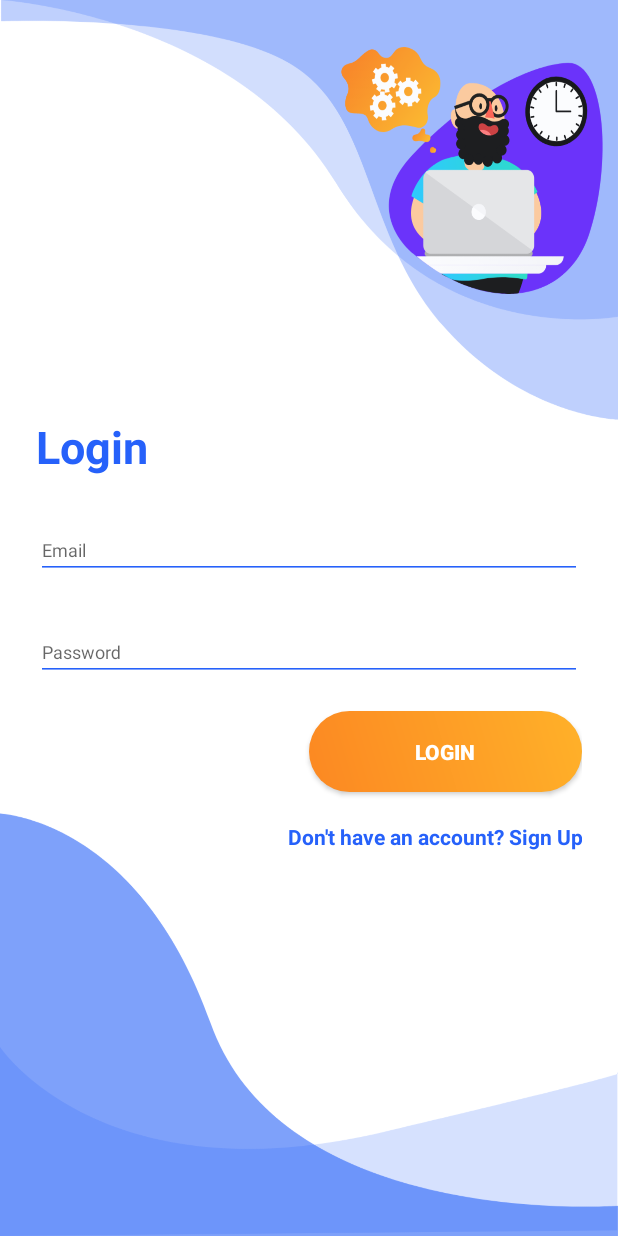
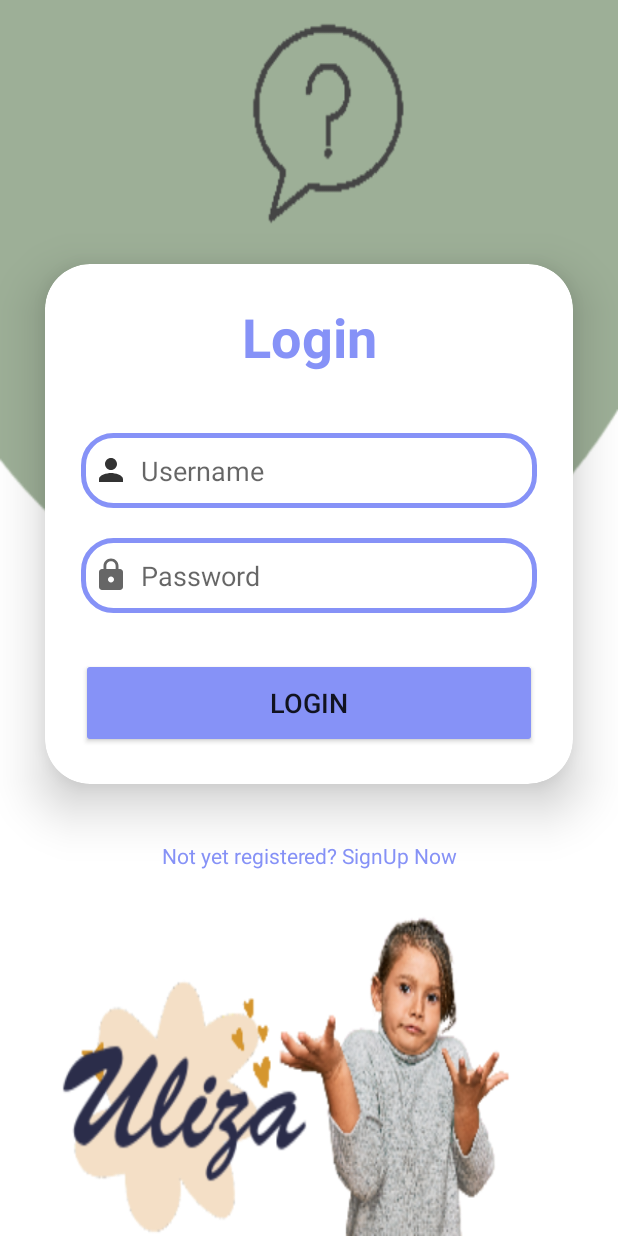
Before and after one commit to developerNkya/uliza, an Android app: the screen it shows after launch (LoginActivity), after a tap on "LOGIN", on a phone screen of 412 x 824 dp. Run offline under Robolectric (Android 15) with nearby library versions, the phone set to English and light mode, and no system bars; our stand-ins replace Firebase (no records; nobody signed in at launch, a user with empty details on screens opened directly); libraries missing offline, so code that uses them is left out: es.dmoral.toasty; 1 statement that could not run was skipped.

Commit message:
20230925 | MODIFIED LOGIN

```diff
--- a/app/src/main/java/com/appsnipp/creativelogindesigns/Dashboard.java
+++ b/app/src/main/java/com/appsnipp/creativelogindesigns/Dashboard.java
@@ -3,12 +3,17 @@ package com.appsnipp.creativelogindesigns;
 import androidx.appcompat.app.AppCompatActivity;
 
 import android.os.Bundle;
+import android.view.Window;
+import android.view.WindowManager;
 
 public class Dashboard extends AppCompatActivity {
 
     @Override
     protected void onCreate(Bundle savedInstanceState) {
         super.onCreate(savedInstanceState);
+        requestWindowFeature(Window.FEATURE_NO_TITLE);//will hide the title
+        this.getWindow().setFlags(WindowManager.LayoutParams.FLAG_FULLSCREEN,
+                WindowManager.LayoutParams.FLAG_FULLSCREEN); //show the activity in full screen
         setContentView(R.layout.activity_dashboard);
     }
 }
--- a/app/src/main/java/com/appsnipp/creativelogindesigns/LoginActivity.java
+++ b/app/src/main/java/com/appsnipp/creativelogindesigns/LoginActivity.java
@@ -7,8 +7,11 @@ import androidx.appcompat.app.AppCompatActivity;
 
 import android.content.Intent;
 import android.os.Bundle;
+import android.os.Handler;
 import android.util.Log;
 import android.view.View;
+import android.view.Window;
+import android.view.WindowManager;
 import android.widget.Button;
 import android.widget.EditText;
 import android.widget.TextView;
@@ -20,39 +23,117 @@ import com.google.firebase.auth.AuthResult;
 import com.google.firebase.auth.FirebaseAuth;
 import com.google.firebase.auth.FirebaseUser;
 
+import es.dmoral.toasty.Toasty;
+
+//public class LoginActivity extends AppCompatActivity {
+//
+//    private FirebaseAuth mAuth;
+//
+//    @Override
+//    protected void onCreate(Bundle savedInstanceState) {
+//        super.onCreate(savedInstanceState);
+//        requestWindowFeature(Window.FEATURE_NO_TITLE);//will hide the title
+//        this.getWindow().setFlags(WindowManager.LayoutParams.FLAG_FULLSCREEN,
+//                WindowManager.LayoutParams.FLAG_FULLSCREEN); //show the activity in full screen
+//
+////        setContentView(R.layout.activity_login);
+//        setContentView(R.layout.activity_login);
+//
+//        mAuth = FirebaseAuth.getInstance();
+//
+//
+////        getting the values::
+////        TextView email = (TextView) findViewById(R.id.editTextEmail);
+////        TextView password = (TextView) findViewById(R.id.editTextPassword);
+//        TextView navSignup = (TextView) findViewById(R.id.move_to_signup);
+//
+//
+//        //The values:
+//        EditText emailEditText = (EditText) findViewById(R.id.editTextEmail);
+//        EditText passwordEditText = (EditText) findViewById(R.id.editTextPassword);
+//
+//
+//        //Setting onclick listener for login button::
+//        Button button = (Button)findViewById(R.id.cirLoginButton);
+//        button.setOnClickListener(new View.OnClickListener(){
+//
+//            //implementing login functionality::
+//
+//            @Override
+//            public void onClick(View view) {
+//
+//                mAuth.signInWithEmailAndPassword(emailEditText.getText().toString(), passwordEditText.getText().toString())
+//                        .addOnCompleteListener(LoginActivity.this, new OnCompleteListener<AuthResult>() {
+//                            @Override
+//                            public void onComplete(@NonNull Task<AuthResult> task) {
+//                                if (task.isSuccessful()) {
+//                                    // Sign in success, update UI with the signed-in user's information
+//                                    Log.d(TAG, "signInWithEmail:success");
+//                                    FirebaseUser user = mAuth.getCurrentUser();
+//                                    Toast.makeText(LoginActivity.this, "Login Succesfull.",
+//                                            Toast.LENGTH_SHORT).show();
+//
+//                                    Intent intent = new Intent(getApplicationContext(), Dashboard.class);
+//                                    startActivity(intent);
+//
+////                                    updateUI(user);
+//                                } else {
+//                                    // If sign in fails, display a message to the user.
+//                                    Log.w(TAG, "signInWithEmail:failure", task.getException());
+//                                    Toast.makeText(LoginActivity.this, "Authentication failed.",
+//                                            Toast.LENGTH_SHORT).show();
+////                                    updateUI(null);
+//                                }
+//                            }
+//                        });
+//
+//            }
+//        });
+//
+//        //Handle movement to register Page::
+//        navSignup.setOnClickListener(new View.OnClickListener() {
+//            @Override
+//            public void onClick(View view) {
+//                // Start the SignUpActivity
+//                Intent intent = new Intent(getApplicationContext(), SignUpActivity.class);
+//                startActivity(intent);
+//            }
+//        });
+//
+//    }
+//}
+
+
+
+
 public class LoginActivity extends AppCompatActivity {
 
     private FirebaseAuth mAuth;
 
+    EditText username;
+    EditText password;
+    Button loginButton;
+
+
     @Override
     protected void onCreate(Bundle savedInstanceState) {
         super.onCreate(savedInstanceState);
-//        setContentView(R.layout.activity_login);
-        setContentView(R.layout.activity_login);
+                requestWindowFeature(Window.FEATURE_NO_TITLE);//will hide the title
+        this.getWindow().setFlags(WindowManager.LayoutParams.FLAG_FULLSCREEN,
+                WindowManager.LayoutParams.FLAG_FULLSCREEN); //show the activity in full screen
+        setContentView(R.layout.layout_login);
 
         mAuth = FirebaseAuth.getInstance();
 
+        username = findViewById(R.id.username);
+        password = findViewById(R.id.password);
+        loginButton = findViewById(R.id.loginButton);
 
-//        getting the values::
-//        TextView email = (TextView) findViewById(R.id.editTextEmail);
-//        TextView password = (TextView) findViewById(R.id.editTextPassword);
-        TextView navSignup = (TextView) findViewById(R.id.move_to_signup);
-
-
-        //The values:
-        EditText emailEditText = (EditText) findViewById(R.id.editTextEmail);
-        EditText passwordEditText = (EditText) findViewById(R.id.editTextPassword);
-
-
-        //Setting onclick listener for login button::
-        Button button = (Button)findViewById(R.id.cirLoginButton);
-        button.setOnClickListener(new View.OnClickListener(){
-
-            //implementing login functionality::
-
+        loginButton.setOnClickListener(new View.OnClickListener() {
             @Override
             public void onClick(View view) {
-                mAuth.signInWithEmailAndPassword(emailEditText.getText().toString(), passwordEditText.getText().toString())
+
+                mAuth.signInWithEmailAndPassword(username.getText().toString(),password.getText().toString())
                         .addOnCompleteListener(LoginActivity.this, new OnCompleteListener<AuthResult>() {
                             @Override
                             public void onComplete(@NonNull Task<AuthResult> task) {
@@ -60,34 +141,28 @@ public class LoginActivity extends AppCompatActivity {
                                     // Sign in success, update UI with the signed-in user's information
                                     Log.d(TAG, "signInWithEmail:success");
                                     FirebaseUser user = mAuth.getCurrentUser();
-                                    Toast.makeText(LoginActivity.this, "Login Succesfull.",
-                                            Toast.LENGTH_SHORT).show();
+                                    Toasty.success(LoginActivity.this, "Login Successful ", Toast.LENGTH_LONG).show();
 
-                                    Intent intent = new Intent(getApplicationContext(), Dashboard.class);
-                                    startActivity(intent);
+                                    // Delay the intent creation and starting for 3 seconds
+                                    new Handler().postDelayed(new Runnable() {
+                                        @Override
+                                        public void run() {
+                                            // Create and start the intent after the delay
+                                            Intent intent = new Intent(getApplicationContext(), Dashboard.class);
+                                            startActivity(intent);
+                                        }
+                                    }, 4000); // 3000 milliseconds (3 seconds)
 
-//                                    updateUI(user);
+//
                                 } else {
                                     // If sign in fails, display a message to the user.
                                     Log.w(TAG, "signInWithEmail:failure", task.getException());
-                                    Toast.makeText(LoginActivity.this, "Authentication failed.",
-                                            Toast.LENGTH_SHORT).show();
-//                                    updateUI(null);
+                                    Toasty.error(LoginActivity.this, "Login Failed: " + task.getException().getMessage(), Toast.LENGTH_LONG).show();
                                 }
                             }
                         });
+
             }
         });
-
-        //Handle movement to register Page::
-        navSignup.setOnClickListener(new View.OnClickListener() {
-            @Override
-            public void onClick(View view) {
-                // Start the SignUpActivity
-                Intent intent = new Intent(getApplicationContext(), SignUpActivity.class);
-                startActivity(intent);
-            }
-        });
-
     }
 }
--- /dev/null
+++ b/app/src/main/res/drawable/custom_edittext.xml
@@ -0,0 +1,10 @@
+<?xml version="1.0" encoding="utf-8"?>
+<shape xmlns:android="http://schemas.android.com/apk/res/android"
+    android:shape="rectangle">
+
+    <stroke
+        android:width="3dp"
+        android:color="@color/purple"/>
+    <corners
+        android:radius="20dp"/>
+</shape>
--- /dev/null
+++ b/app/src/main/res/drawable/ic_baseline_lock_24.xml
@@ -0,0 +1,10 @@
+<vector xmlns:android="http://schemas.android.com/apk/res/android"
+    android:width="24dp"
+    android:height="24dp"
+    android:viewportWidth="24"
+    android:viewportHeight="24"
+    android:tint="?attr/colorControlNormal">
+    <path
+        android:fillColor="@android:color/white"
+        android:pathData="M18,8h-1L17,6c0,-2.76 -2.24,-5 -5,-5S7,3.24 7,6v2L6,8c-1.1,0 -2,0.9 -2,2v10c0,1.1 0.9,2 2,2h12c1.1,0 2,-0.9 2,-2L20,10c0,-1.1 -0.9,-2 -2,-2zM12,17c-1.1,0 -2,-0.9 -2,-2s0.9,-2 2,-2 2,0.9 2,2 -0.9,2 -2,2zM15.1,8L8.9,8L8.9,6c0,-1.71 1.39,-3.1 3.1,-3.1 1.71,0 3.1,1.39 3.1,3.1v2z"/>
+</vector>
--- /dev/null
+++ b/app/src/main/res/drawable/ic_baseline_person_24.xml
@@ -0,0 +1,10 @@
+<vector android:height="24dp"
+    android:tint="#333333"
+    android:viewportHeight="24"
+    android:viewportWidth="24"
+    android:width="24dp"
+    xmlns:android="http://schemas.android.com/apk/res/android">
+    <path
+        android:fillColor="@android:color/white"
+        android:pathData="M12,12c2.21,0 4,-1.79 4,-4s-1.79,-4 -4,-4 -4,1.79 -4,4 1.79,4 4,4zM12,14c-2.67,0 -8,1.34 -8,4v2h16v-2c0,-2.66 -5.33,-4 -8,-4z" />
+</vector>
--- a/app/src/main/res/layout/activity_dashboard.xml
+++ b/app/src/main/res/layout/activity_dashboard.xml
@@ -34,11 +34,11 @@
         android:id="@+id/textView"
         android:layout_width="wrap_content"
         android:layout_height="wrap_content"
-        android:layout_marginStart="8dp"
+        android:layout_marginStart="70dp"
         android:layout_marginTop="16dp"
         android:gravity="center_horizontal"
         android:letterSpacing="0.025"
-        android:text="GEEKSFORGEEKS"
+        android:text="ULIZA AI"
         android:textColor="@color/white"
         android:textSize="28sp"
         android:textStyle="bold"
@@ -72,69 +72,69 @@
         app:layout_constraintStart_toStartOf="parent"
         app:layout_constraintTop_toBottomOf="@+id/textView">
 
-<!--        <androidx.constraintlayout.widget.ConstraintLayout-->
-<!--            android:layout_width="match_parent"-->
-<!--            android:layout_height="match_parent">-->
+        <androidx.constraintlayout.widget.ConstraintLayout
+            android:layout_width="match_parent"
+            android:layout_height="match_parent">
 
-<!--            <TextView-->
-<!--                android:id="@+id/textView2"-->
-<!--                android:layout_width="wrap_content"-->
-<!--                android:layout_height="wrap_content"-->
-<!--                android:layout_marginStart="16dp"-->
-<!--                android:layout_marginTop="16dp"-->
-<!--                android:text="FIRSTNAME LASTNAME"-->
-<!--                android:textAllCaps="true"-->
-<!--                android:textColor="@color/green_500"-->
-<!--                android:textSize="16sp"-->
-<!--                android:textStyle="bold"-->
-<!--                app:layout_constraintStart_toStartOf="parent"-->
-<!--                app:layout_constraintTop_toTopOf="parent" />-->
+            <TextView
+                android:id="@+id/textView2"
+                android:layout_width="wrap_content"
+                android:layout_height="wrap_content"
+                android:layout_marginStart="16dp"
+                android:layout_marginTop="16dp"
+                android:text="FIRSTNAME LASTNAME"
+                android:textAllCaps="true"
+                android:textColor="@color/green_500"
+                android:textSize="16sp"
+                android:textStyle="bold"
+                app:layout_constraintStart_toStartOf="parent"
+                app:layout_constraintTop_toTopOf="parent" />
 
-<!--            <TextView-->
-<!--                android:id="@+id/textView3"-->
-<!--                android:layout_width="wrap_content"-->
-<!--                android:layout_height="wrap_content"-->
-<!--                android:layout_marginTop="4dp"-->
-<!--                android:text="College Name"-->
-<!--                android:textColor="@android:color/black"-->
-<!--                android:textSize="14sp"-->
-<!--                app:layout_constraintStart_toStartOf="@+id/textView2"-->
-<!--                app:layout_constraintTop_toBottomOf="@+id/textView2" />-->
+            <TextView
+                android:id="@+id/textView3"
+                android:layout_width="wrap_content"
+                android:layout_height="wrap_content"
+                android:layout_marginTop="4dp"
+                android:text="College Name"
+                android:textColor="@android:color/black"
+                android:textSize="14sp"
+                app:layout_constraintStart_toStartOf="@+id/textView2"
+                app:layout_constraintTop_toBottomOf="@+id/textView2" />
 
-<!--&lt;!&ndash;            <com.google.android.material.button.MaterialButton&ndash;&gt;-->
-<!--&lt;!&ndash;                android:id="@+id/todoB"&ndash;&gt;-->
-<!--&lt;!&ndash;                android:layout_width="wrap_content"&ndash;&gt;-->
-<!--&lt;!&ndash;                android:layout_height="wrap_content"&ndash;&gt;-->
-<!--&lt;!&ndash;                android:layout_marginStart="16dp"&ndash;&gt;-->
-<!--&lt;!&ndash;                android:layout_marginBottom="8dp"&ndash;&gt;-->
-<!--&lt;!&ndash;                android:text="TODO LIST"&ndash;&gt;-->
-<!--&lt;!&ndash;                app:layout_constraintBottom_toBottomOf="parent"&ndash;&gt;-->
-<!--&lt;!&ndash;                app:layout_constraintStart_toStartOf="parent" />&ndash;&gt;-->
+            <com.google.android.material.button.MaterialButton
+                android:id="@+id/todoB"
+                android:layout_width="wrap_content"
+                android:layout_height="wrap_content"
+                android:layout_marginStart="16dp"
+                android:layout_marginBottom="8dp"
+                android:text="TODO LIST"
+                app:layout_constraintBottom_toBottomOf="parent"
+                app:layout_constraintStart_toStartOf="parent" />
 
-<!--&lt;!&ndash;            <com.google.android.material.button.MaterialButton&ndash;&gt;-->
-<!--&lt;!&ndash;                android:id="@+id/editProfileB"&ndash;&gt;-->
-<!--&lt;!&ndash;                style="@style/Widget.MaterialComponents.Button.OutlinedButton"&ndash;&gt;-->
-<!--&lt;!&ndash;                android:layout_width="wrap_content"&ndash;&gt;-->
-<!--&lt;!&ndash;                android:layout_height="wrap_content"&ndash;&gt;-->
-<!--&lt;!&ndash;                android:layout_marginStart="8dp"&ndash;&gt;-->
-<!--&lt;!&ndash;                android:text="EDIT PROFILE"&ndash;&gt;-->
-<!--&lt;!&ndash;                android:textColor="@color/green_500"&ndash;&gt;-->
-<!--&lt;!&ndash;                app:layout_constraintBottom_toBottomOf="@+id/todoB"&ndash;&gt;-->
-<!--&lt;!&ndash;                app:layout_constraintStart_toEndOf="@+id/todoB" />&ndash;&gt;-->
+            <com.google.android.material.button.MaterialButton
+                android:id="@+id/editProfileB"
+                style="@style/Widget.MaterialComponents.Button.OutlinedButton"
+                android:layout_width="wrap_content"
+                android:layout_height="wrap_content"
+                android:layout_marginStart="8dp"
+                android:text="EDIT PROFILE"
+                android:textColor="@color/green_500"
+                app:layout_constraintBottom_toBottomOf="@+id/todoB"
+                app:layout_constraintStart_toEndOf="@+id/todoB" />
 
-<!--            <ImageButton-->
-<!--                android:id="@+id/profileB"-->
-<!--                android:layout_width="wrap_content"-->
-<!--                android:layout_height="wrap_content"-->
-<!--                android:layout_marginEnd="16dp"-->
-<!--                android:background="?attr/selectableItemBackground"-->
-<!--                android:padding="8dp"-->
-<!--                android:src="@drawable/profile"-->
-<!--                app:layout_constraintBottom_toBottomOf="parent"-->
-<!--                app:layout_constraintEnd_toEndOf="parent"-->
-<!--                app:layout_constraintTop_toTopOf="parent" />-->
+            <ImageButton
+                android:id="@+id/profileB"
+                android:layout_width="wrap_content"
+                android:layout_height="wrap_content"
+                android:layout_marginEnd="16dp"
+                android:background="?attr/selectableItemBackground"
+                android:padding="8dp"
+                android:src="@drawable/profile"
+                app:layout_constraintBottom_toBottomOf="parent"
+                app:layout_constraintEnd_toEndOf="parent"
+                app:layout_constraintTop_toTopOf="parent" />
 
-<!--        </androidx.constraintlayout.widget.ConstraintLayout>-->
+        </androidx.constraintlayout.widget.ConstraintLayout>
 
     </androidx.cardview.widget.CardView>
 
@@ -182,7 +182,7 @@
                     android:layout_width="match_parent"
                     android:layout_height="wrap_content"
                     android:gravity="center"
-                    android:text="CONTRIBUTE"
+                    android:text="CHAT"
                     android:textAllCaps="true"
                     android:textColor="@color/green_500"
                     android:textSize="14sp"
--- a/app/src/main/res/layout/layout_login.xml
+++ b/app/src/main/res/layout/layout_login.xml
@@ -1,64 +1,92 @@
 <?xml version="1.0" encoding="utf-8"?>
-<LinearLayout android:layout_width="match_parent"
-    android:layout_height="wrap_content"
+<LinearLayout
+    xmlns:android="http://schemas.android.com/apk/res/android"
     xmlns:app="http://schemas.android.com/apk/res-auto"
-    android:layout_marginBottom="8dp"
-    android:layout_marginEnd="24dp"
-    android:layout_marginStart="24dp"
-    android:layout_marginTop="8dp"
+    xmlns:tools="http://schemas.android.com/tools"
+    xmlns:card_view="http://schemas.android.com/apk/res-auto"
+    android:layout_width="match_parent"
+    android:layout_height="match_parent"
     android:orientation="vertical"
-    app:layout_constraintBottom_toBottomOf="parent"
-    app:layout_constraintEnd_toEndOf="parent"
-    app:layout_constraintStart_toStartOf="parent"
-    app:layout_constraintTop_toTopOf="parent"
-    xmlns:android="http://schemas.android.com/apk/res/android">
+    android:gravity="center"
+    android:background="@drawable/uliza6"
+    tools:context=".LoginActivity">
+
+    <androidx.cardview.widget.CardView
+        android:layout_width="match_parent"
+        android:layout_height="wrap_content"
+        android:layout_margin="30dp"
+        app:cardCornerRadius="30dp"
+        app:cardElevation="20dp"
+        android:background="@drawable/custom_edittext">
+
+        <LinearLayout
+            android:layout_width="match_parent"
+            android:layout_height="wrap_content"
+            android:layout_gravity="center_horizontal"
+            android:orientation="vertical"
+            android:padding="24dp">
+
+
+            <TextView
+                android:id="@+id/loginText"
+                android:layout_width="match_parent"
+                android:layout_height="wrap_content"
+                android:text="Login"
+                android:textAlignment="center"
+                android:textColor="@color/purple"
+                android:textSize="36sp"
+                android:textStyle="bold" />
+
+            <EditText
+                android:id="@+id/username"
+                android:layout_width="match_parent"
+                android:layout_height="50dp"
+                android:layout_marginTop="40dp"
+                android:background="@drawable/custom_edittext"
+                android:drawableLeft="@drawable/ic_baseline_person_24"
+                android:drawablePadding="8dp"
+                android:hint="Username"
+                android:padding="8dp"
+                android:textColor="@color/black"
+                android:textColorHighlight="@color/cardview_dark_background" />
+
+            <EditText
+                android:id="@+id/password"
+                android:layout_width="match_parent"
+                android:layout_height="50dp"
+                android:layout_marginTop="20dp"
+                android:background="@drawable/custom_edittext"
+                android:drawableLeft="@drawable/ic_baseline_lock_24"
+                android:drawablePadding="8dp"
+                android:hint="Password"
+                android:inputType="textPassword"
+                android:padding="8dp"
+                android:textColor="@color/black"
+                android:textColorHighlight="@color/cardview_dark_background" />
+
+            <Button
+                android:id="@+id/loginButton"
+                android:layout_width="match_parent"
+                android:layout_height="60dp"
+                android:layout_marginTop="30dp"
+                android:backgroundTint="@color/purple"
+                android:text="Login"
+                android:textSize="18sp"
+                app:cornerRadius="20dp" />
+
+        </LinearLayout>
+
+    </androidx.cardview.widget.CardView>
+
     <TextView
         android:layout_width="wrap_content"
         android:layout_height="wrap_content"
-        style="@style/loginHeader"
-        android:text="Login"
-        android:layout_marginTop="@dimen/loginViewsMargin"/>
-
-    <com.google.android.material.textfield.TextInputLayout
-        android:id="@+id/textInputEmail"
-        style="@style/parent"
-        android:layout_marginTop="@dimen/loginViewsMargin">
-
-        <EditText
-            android:id="@+id/editTextEmail"
-            style="@style/modifiedEditText"
-            android:hint="@string/login_email_hint"
-            android:inputType="textEmailAddress"
-            android:maxLines="1" />
-    </com.google.android.material.textfield.TextInputLayout>
-
-    <com.google.android.material.textfield.TextInputLayout
-        android:id="@+id/textInputPassword"
-        style="@style/parent"
-        android:layout_marginTop="@dimen/loginViewsMargin">
-
-        <EditText
-            android:id="@+id/editTextPassword"
-            style="@style/modifiedEditText"
-            android:hint="@string/login_password_hint"
-            android:inputType="textPassword"
-            android:maxLines="1" />
-    </com.google.android.material.textfield.TextInputLayout>
-
-    <Button
-        android:id="@+id/cirLoginButton"
-        style="@style/loginButton"
-        android:text="Login"
-        android:layout_gravity="right"
-        android:layout_marginTop="@dimen/loginViewsMargin"/>
-
-    <TextView
-        android:id="@+id/move_to_signup"
-        style="@style/parent"
-        android:textAlignment="textEnd"
-        android:textStyle="bold"
-        android:textColor="@color/primaryTextColor"
-        android:text="@string/login_signup_hint"
-        android:layout_marginTop="@dimen/loginViewsMargin"/>
+        android:padding="8dp"
+        android:text="Not yet registered? SignUp Now"
+        android:textSize="14sp"
+        android:textAlignment="center"
+        android:id="@+id/signupText"
+        android:textColor="@color/purple"
+        android:layout_marginBottom="90dp"/>
 
 </LinearLayout>
--- a/app/src/main/res/values/colors.xml
+++ b/app/src/main/res/values/colors.xml
@@ -26,4 +26,6 @@
     <color name="black">#FF000000</color>
     <color name="white">#FFFFFFFF</color>
 
+    <!--  new login format  -->
+    <color name="purple">#8692f7</color>
 </resources>
--- a/app/src/main/res/values/styles.xml
+++ b/app/src/main/res/values/styles.xml
@@ -1,11 +1,8 @@
 <resources>
 
     <!-- Base application theme. -->
-    <style name="AppTheme" parent="Theme.AppCompat.Light.DarkActionBar">
+    <style name="AppTheme" parent="Theme.MaterialComponents.DayNight.NoActionBar.Bridge">
         <!-- Customize your theme here. -->
-        <item name="colorPrimary">@color/colorPrimary</item>
-        <item name="colorPrimaryDark">@color/colorPrimaryDark</item>
-        <item name="colorAccent">@color/colorAccent</item>
     </style>
 
 
```
Also changed, not shown: app/src/main/res/drawable/loginbkg.png (added), app/src/main/res/drawable/uliza1.png (added), app/src/main/res/drawable/uliza2.png (added), app/src/main/res/drawable/uliza4.png (added), app/src/main/res/drawable/uliza6.png (added).
